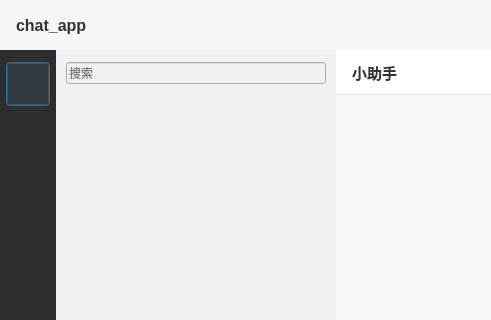
The window that chat_app desktop/chatdialog.ui (Tindalos-ik/chat_app) describes before a commit, drawn with Qt 5; both pictures show x 0 to 491 and y 0 to 320 of the 1000 by 750 pixel window.
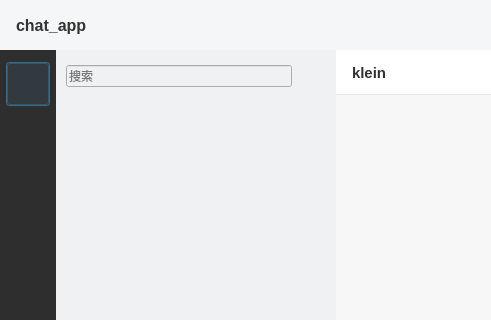
The same window after the commit. The open tabs and pages were chosen to show the change. Icons and pictures are not drawn. Custom widgets are drawn as their Qt base class.

What changed in the file:
```diff
--- a/chat_app desktop/chatdialog.ui
+++ b/chat_app desktop/chatdialog.ui
@@ -330,14 +330,56 @@
          <number>12</number>
         </property>
         <item>
-         <widget class="QLineEdit" name="search_edit">
-          <property name="placeholderText">
-           <string>搜索</string>
+         <layout class="QHBoxLayout" name="search_row_layout">
+          <property name="spacing">
+           <number>6</number>
           </property>
-          <property name="clearButtonEnabled">
-           <bool>true</bool>
-          </property>
-         </widget>
+          <item>
+           <widget class="QLineEdit" name="search_edit">
+            <property name="placeholderText">
+             <string>搜索</string>
+            </property>
+            <property name="clearButtonEnabled">
+             <bool>true</bool>
+            </property>
+           </widget>
+          </item>
+          <item>
+           <widget class="QPushButton" name="add_friend_btn">
+            <property name="minimumSize">
+             <size>
+              <width>28</width>
+              <height>28</height>
+             </size>
+            </property>
+            <property name="maximumSize">
+             <size>
+              <width>28</width>
+              <height>28</height>
+             </size>
+            </property>
+            <property name="cursor">
+             <cursorShape>PointingHandCursor</cursorShape>
+            </property>
+            <property name="toolTip">
+             <string>好友申请</string>
+            </property>
+            <property name="icon">
+             <iconset resource="resource.qrc">
+              <normaloff>:/res/add_friend_normal.png</normaloff>:/res/add_friend_normal.png</iconset>
+            </property>
+            <property name="iconSize">
+             <size>
+              <width>22</width>
+              <height>22</height>
+             </size>
+            </property>
+            <property name="flat">
+             <bool>true</bool>
+            </property>
+           </widget>
+          </item>
+         </layout>
         </item>
         <item>
          <widget class="QListWidget" name="session_list">
@@ -402,12 +444,12 @@
            </property>
            <item>
             <widget class="QLabel" name="chat_title_label">
-             <property name="text">
-              <string>小助手</string>
-             </property>
              <property name="styleSheet">
               <string notr="true">font-size: 15px; font-weight: bold; color: #333333;</string>
              </property>
+             <property name="text">
+              <string>klein</string>
+             </property>
             </widget>
            </item>
            <item>
@@ -518,6 +560,13 @@
    </item>
   </layout>
  </widget>
+ <customwidgets>
+  <customwidget>
+   <class>ChatUserList</class>
+   <extends>QListWidget</extends>
+   <header location="global">chatuserlist.h</header>
+  </customwidget>
+ </customwidgets>
  <resources>
   <include location="resource.qrc"/>
  </resources>
```
Left out of the diff: 121 changed lines with no effect on the pictures.
